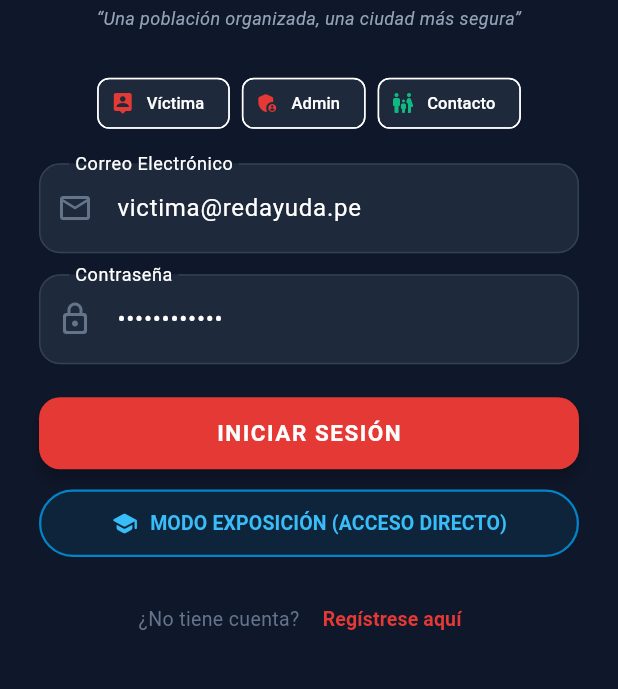
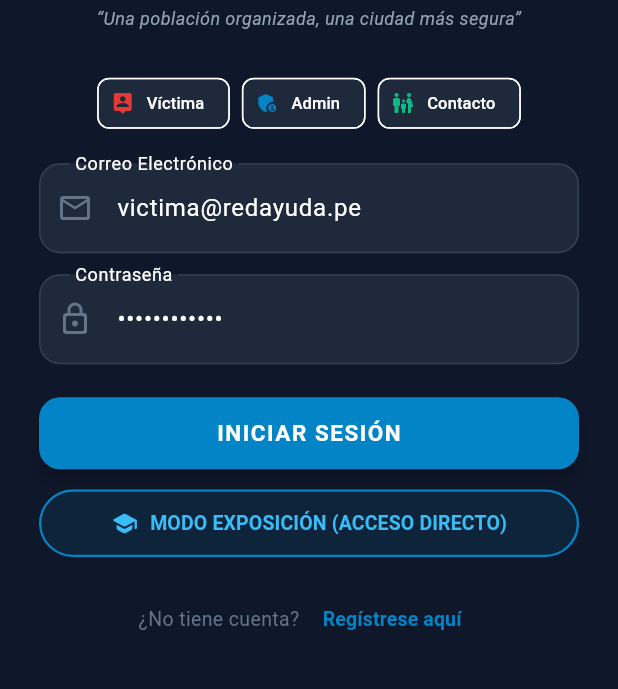
Before and after one commit to KinglotusPe/Red_Ayuda_Pontiemprende, a Flutter app: the screen it shows after launch, on a phone screen of 412 x 824 dp, the part 448-1137 px from its top. Run offline on Flutter 3.47's test engine with Material 3 defaults, Android fonts, the phone set to English and light mode, and no system bars; our stand-ins replace shared_preferences; accounts and stored records are empty.

Commit message:
fix: add primaryBlue to AppColors and update logo asset entry in pubspec

```diff
--- a/mobile/lib/core/constants/app_colors.dart
+++ b/mobile/lib/core/constants/app_colors.dart
@@ -12,6 +12,7 @@ class AppColors {
   static const Color surfaceLight = Color(0xFF334155); // Slate 700
 
   // Colores Semánticos de Estado
+  static const Color primaryBlue = Color(0xFF0284C7); // Azul Corporativo
   static const Color successGreen = Color(0xFF10B981); // Esmeralda
   static const Color warningOrange = Color(0xFFF59E0B); // Ámbar
   static const Color infoBlue = Color(0xFF38BDF8);    // Celeste cielo
--- a/mobile/lib/core/services/api_service.dart
+++ b/mobile/lib/core/services/api_service.dart
@@ -1,6 +1,5 @@
 import 'dart:async';
 import 'dart:convert';
-import 'dart:io';
 import 'package:flutter/foundation.dart';
 import 'package:http/http.dart' as http;
 import 'package:shared_preferences/shared_preferences.dart';
--- a/mobile/pubspec.yaml
+++ b/mobile/pubspec.yaml
@@ -29,4 +29,4 @@ dev_dependencies:
 flutter:
   uses-material-design: true
   assets:
-    - assets/images/
+    - assets/images/logo.png
```
